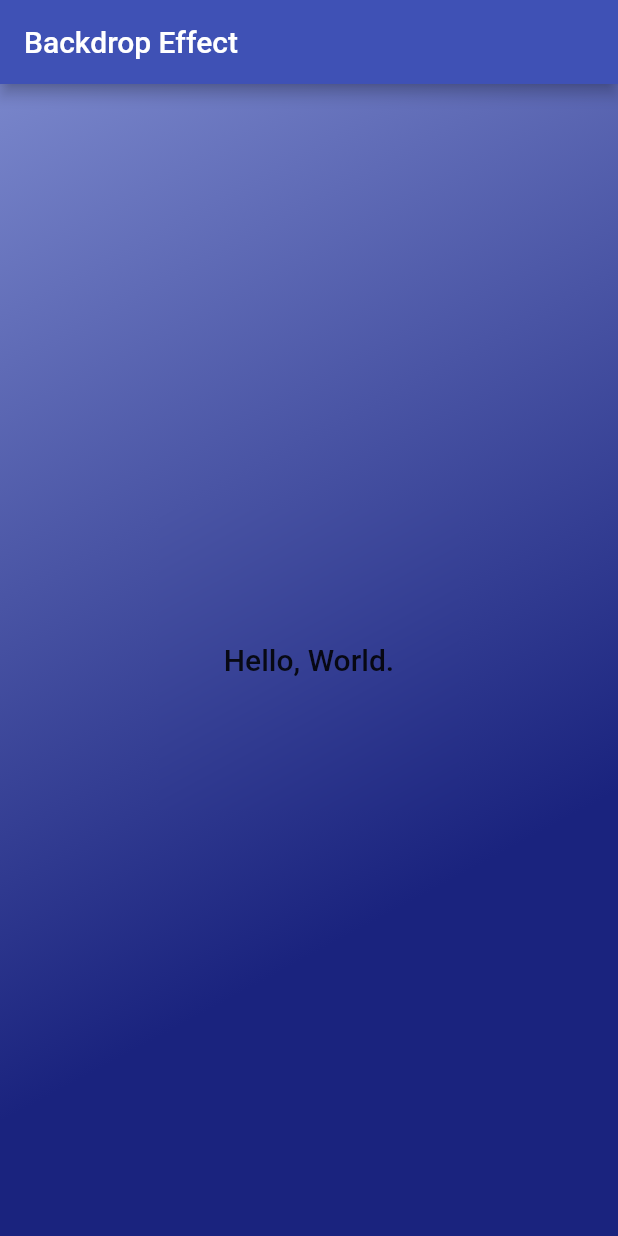
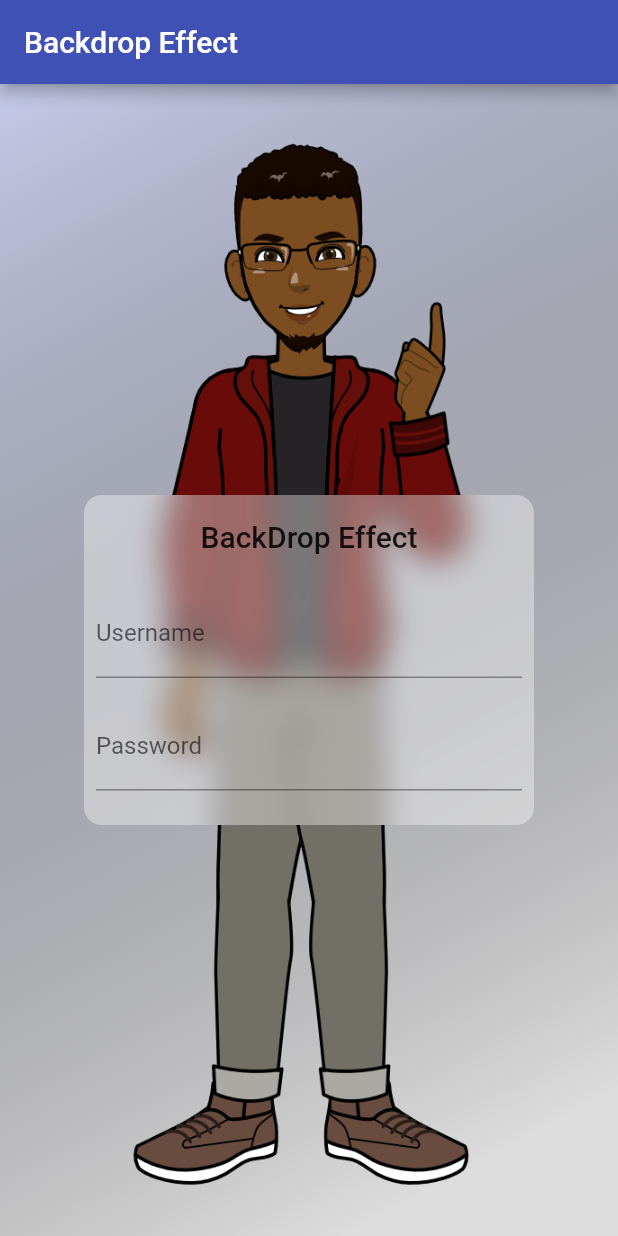
Before and after one commit to DeleMike/playground-flutter, a Flutter app: the screen it shows after launch, on a phone screen of 412 x 824 dp. Run offline on Flutter 3.47's test engine with Material 2 defaults, Android fonts, the phone set to English and light mode, and no system bars.

Commit message:
finish the widget

```diff
--- a/lib/screens/first_screen.dart
+++ b/lib/screens/first_screen.dart
@@ -12,34 +12,64 @@ class FirstScreen extends StatelessWidget {
           Container(
             decoration: BoxDecoration(
               gradient: LinearGradient(
-                colors: [Colors.indigo[300], Colors.indigo[900]],
+                colors: [Colors.indigo[100], Colors.black12],
                 begin: Alignment.topLeft,
                 end: Alignment.bottomRight,
-                stops: [0, 0.7],
+                stops: [0, 0.9],
               ),
+            ),
+          ),
+          ConstrainedBox(
+            constraints: BoxConstraints.expand(),
+            child: Container(
+              height: 220.0,
+              width: 300.0,
+              child: Image.asset('assets/images/avatar_full.png'),
             ),
           ),
           Center(
             child: ClipRect(
-              child: Positioned.fill(
-                //to ensure the filter completelys covers the widget
               child: BackdropFilter(
                 filter: ui.ImageFilter.blur(
                   sigmaX: 10.0,
                   sigmaY: 10.0,
                 ),
                 child: Container(
-                    height: 200.0,
-                    width: 200.0,
+                  height: 220.0,
+                  width: 300.0,
                   decoration: BoxDecoration(
-                      color: Colors.black.withOpacity(0),
+                    borderRadius: BorderRadius.circular(12.0),
+                    color: Colors.grey.shade50.withOpacity(0.4),
                   ),
                   child: new Center(
-                      child: Text(
-                        'Hello, World.',
-                        style: Theme.of(context).textTheme.headline6
+                    child: Column(
+                      children: [
+                        Padding(
+                          padding: const EdgeInsets.all(16.0),
+                          child: Text('BackDrop Effect', style: Theme.of(context).textTheme.headline6),
+                        ),
+                        Padding(
+                          padding: const EdgeInsets.all(8.0),
+                          child: TextField(
+                            decoration: InputDecoration(
+                              labelText: 'Username',
                             ),
                           ),
+                        ),
+                        Padding(
+                          padding: const EdgeInsets.all(8.0),
+                          child: TextField(
+                            decoration: InputDecoration(
+                              labelText: 'Password',
+                            ),
+                            obscureText: true,
+                          ),
+                        ),
+                      ],
+                    ),
+                    // child: Text(
+                    //   'Hello, World.',
+                    //   style: Theme.of(context).textTheme.headline6,),
                   ),
                 ),
               ),
```
Lines whose indentation alone changed are shown as unchanged.
